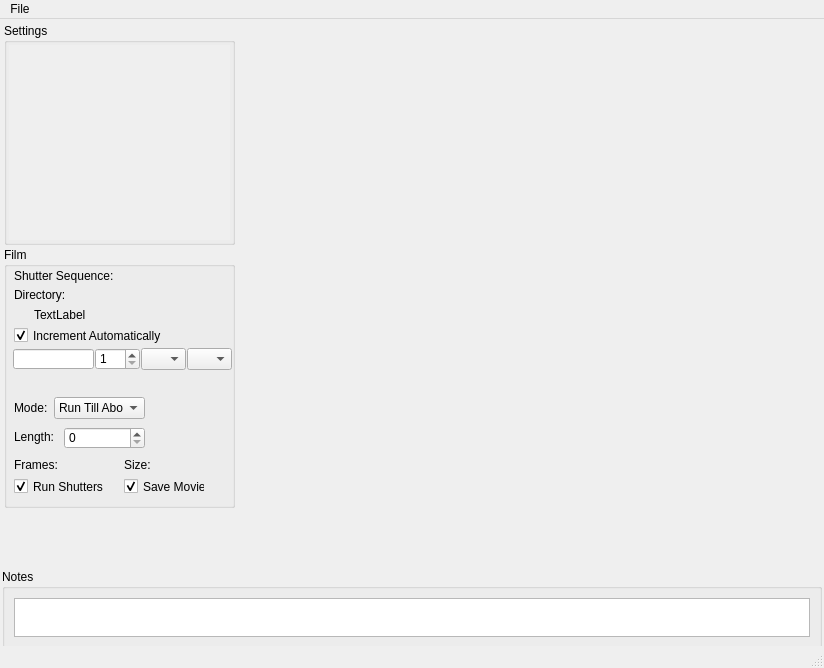
Qt form hal4000/qtdesigner/hal4000.ui (ZhuangLab/storm-control) before a commit.
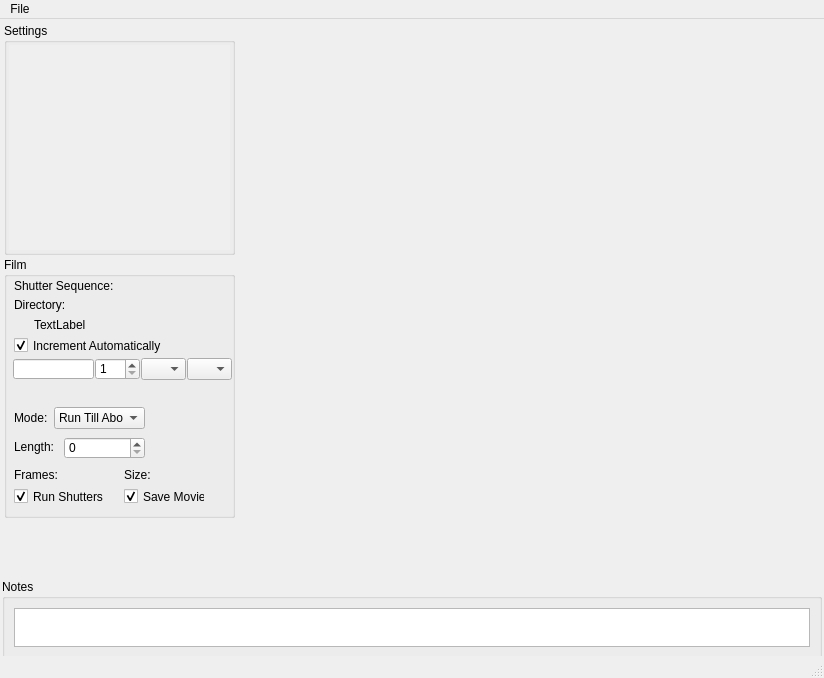
The same form after that commit. Icons and pictures are not drawn.

```diff
--- a/hal4000/qtdesigner/hal4000.ui
+++ b/hal4000/qtdesigner/hal4000.ui
@@ -7,7 +7,7 @@
     <x>0</x>
     <y>0</y>
     <width>824</width>
-    <height>668</height>
+    <height>678</height>
    </rect>
   </property>
   <property name="sizePolicy">
@@ -153,7 +153,7 @@
                   <x>0</x>
                   <y>0</y>
                   <width>225</width>
-                  <height>203</height>
+                  <height>200</height>
                  </rect>
                 </property>
                </widget>
```
Left out of the diff: 2 changed lines with no effect on the pictures.
